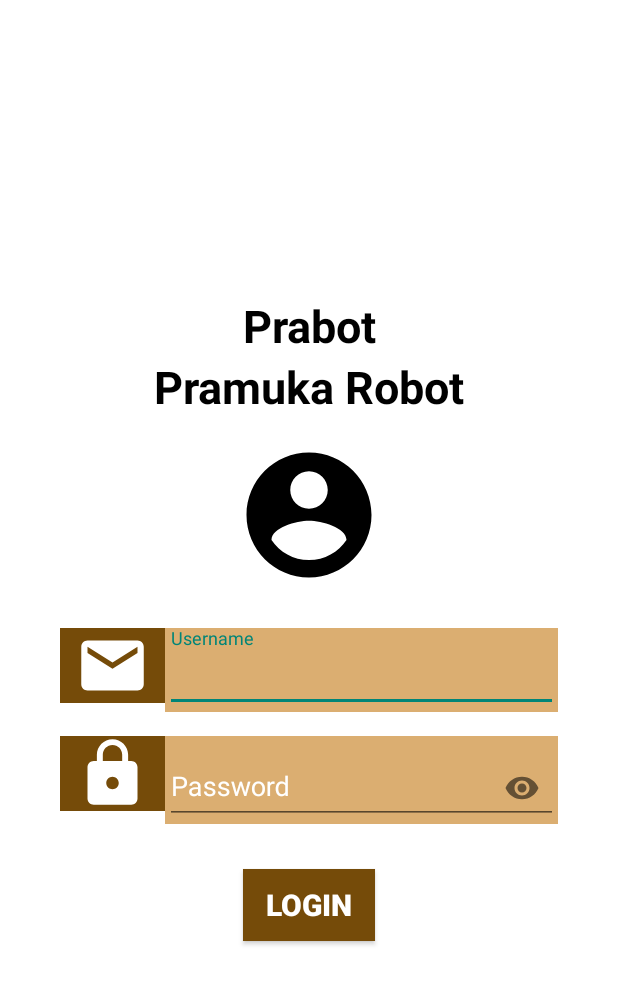
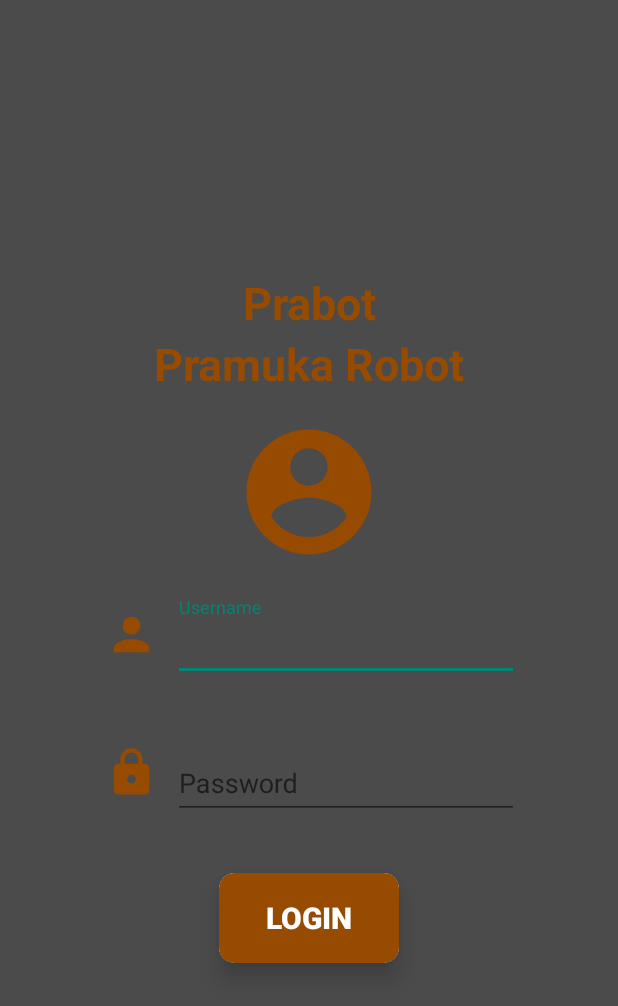
Before and after one commit to iamjue/PraBot, an Android app: the screen it shows after launch (LoginActivity), on a phone screen of 412 x 824 dp. Shown: the top 1006 px of the screen. Run offline under Robolectric (Android 15) with nearby library versions, the phone set to English and light mode, and no system bars; our stand-ins replace Volley.

Commit message:
UI UX By cucu

```diff
--- /dev/null
+++ b/app/src/main/res/drawable/button.xml
@@ -0,0 +1,11 @@
+<?xml version="1.0" encoding="utf-8"?>
+<selector xmlns:android="http://schemas.android.com/apk/res/android">
+    <item>
+        <shape android:shape="rectangle">
+            <solid android:color="#964b00"/>
+            <corners android:radius="10dp" />
+        </shape>
+
+    </item>
+
+</selector>
--- a/app/src/main/res/drawable/ic_account_circle_black_24dp.xml
+++ b/app/src/main/res/drawable/ic_account_circle_black_24dp.xml
@@ -4,6 +4,6 @@
         android:viewportWidth="24.0"
         android:viewportHeight="24.0">
     <path
-        android:fillColor="#FF000000"
+        android:fillColor="#964b00"
         android:pathData="M12,2C6.48,2 2,6.48 2,12s4.48,10 10,10 10,-4.48 10,-10S17.52,2 12,2zM12,5c1.66,0 3,1.34 3,3s-1.34,3 -3,3 -3,-1.34 -3,-3 1.34,-3 3,-3zM12,19.2c-2.5,0 -4.71,-1.28 -6,-3.22 0.03,-1.99 4,-3.08 6,-3.08 1.99,0 5.97,1.09 6,3.08 -1.29,1.94 -3.5,3.22 -6,3.22z"/>
 </vector>
--- /dev/null
+++ b/app/src/main/res/drawable/ic_password.xml
@@ -0,0 +1,10 @@
+<vector xmlns:android="http://schemas.android.com/apk/res/android"
+    android:width="24dp"
+    android:height="24dp"
+    android:viewportWidth="24"
+    android:viewportHeight="24"
+    android:tint="#964b00">
+    <path
+        android:fillColor="#FF000000"
+        android:pathData="M18,8h-1L17,6c0,-2.76 -2.24,-5 -5,-5S7,3.24 7,6v2L6,8c-1.1,0 -2,0.9 -2,2v10c0,1.1 0.9,2 2,2h12c1.1,0 2,-0.9 2,-2L20,10c0,-1.1 -0.9,-2 -2,-2zM12,17c-1.1,0 -2,-0.9 -2,-2s0.9,-2 2,-2 2,0.9 2,2 -0.9,2 -2,2zM15.1,8L8.9,8L8.9,6c0,-1.71 1.39,-3.1 3.1,-3.1 1.71,0 3.1,1.39 3.1,3.1v2z"/>
+</vector>
--- /dev/null
+++ b/app/src/main/res/drawable/ic_username.xml
@@ -0,0 +1,10 @@
+<vector xmlns:android="http://schemas.android.com/apk/res/android"
+    android:width="24dp"
+    android:height="24dp"
+    android:viewportWidth="24"
+    android:viewportHeight="24"
+    android:tint="#964b00">
+    <path
+        android:fillColor="#FF000000"
+        android:pathData="M12,12c2.21,0 4,-1.79 4,-4s-1.79,-4 -4,-4 -4,1.79 -4,4 1.79,4 4,4zM12,14c-2.67,0 -8,1.34 -8,4v2h16v-2c0,-2.66 -5.33,-4 -8,-4z"/>
+</vector>
--- a/app/src/main/res/layout/activity_login.xml
+++ b/app/src/main/res/layout/activity_login.xml
@@ -4,7 +4,7 @@
     xmlns:tools="http://schemas.android.com/tools"
     android:layout_width="match_parent"
     android:layout_height="match_parent"
-    android:background="@color/colorWhite"
+    android:background="@color/colorBG"
     android:gravity="center"
     android:paddingLeft="40dp"
     android:paddingRight="40dp"
@@ -16,7 +16,7 @@
         android:layout_height="wrap_content"
         android:text="@string/prabot"
         android:textAlignment="center"
-        android:textColor="@color/colorBlack"
+        android:textColor="@color/colorcokelat"
         android:textSize="30sp"
         android:textStyle="bold" />
 
@@ -27,7 +27,7 @@
         android:layout_below="@id/tv_login"
         android:text="@string/prabot3"
         android:textAlignment="center"
-        android:textColor="@color/colorBlack"
+        android:textColor="@color/colorcokelat"
         android:textSize="30sp"
         android:textStyle="bold" />
 
@@ -41,86 +41,117 @@
         android:src="@drawable/ic_account_circle_black_24dp" />
 
     <LinearLayout
-        android:id="@+id/linear_layout_username"
+        android:id="@+id/layout_text_username"
+        android:layout_below="@id/img_account"
+        android:weightSum="2"
+        android:orientation="horizontal"
         android:layout_width="match_parent"
         android:layout_height="wrap_content"
-        android:layout_below="@id/img_account"
-        android:layout_marginTop="25dp"
-        android:orientation="horizontal">
-
+        android:layout_marginLeft="30dp"
+        android:layout_marginRight="30dp"
+        android:layout_marginTop="20dp"
+        android:layout_marginBottom="16dp">
         <ImageView
+            android:src="@drawable/ic_username"
+            android:layout_weight="1"
             android:layout_width="70dp"
-            android:layout_height="50dp"
-            android:background="@color/colorBgicon"
-            android:src="@drawable/ic_email_white_24dp" />
-
+            android:layout_height="50dp" />
         <android.support.design.widget.TextInputLayout
             android:layout_width="match_parent"
-            android:layout_height="wrap_content"
-            android:background="@color/colorBguser"
-            android:hint="@string/username"
-            android:textColorHint="@color/colorWhite">
-
+            android:layout_height="wrap_content">
             <EditText
                 android:id="@+id/edt_username"
+                android:hint="Username"
+                android:textColor="@color/colorWhite"
+                android:textColorHint="@color/colorWhite"
+                android:inputType="textPersonName"
+                android:layout_weight="1"
+                android:layout_marginLeft="10dp"
                 android:layout_width="match_parent"
-                android:layout_height="wrap_content"
-                android:layout_marginTop="25dp"
-                android:inputType="textEmailAddress"
-                android:textColor="@color/colorWhite"
-                android:textColorHighlight="@color/colorWhite"
-                android:textColorHint="@color/colorWhite" />
+                android:layout_height="wrap_content"  />
         </android.support.design.widget.TextInputLayout>
     </LinearLayout>
 
     <LinearLayout
-        android:id="@+id/linear_layout_pass"
+        android:id="@+id/layout_password"
+        android:layout_below="@id/layout_text_username"
+        android:weightSum="2"
+        android:orientation="horizontal"
         android:layout_width="match_parent"
         android:layout_height="wrap_content"
-        android:layout_below="@id/linear_layout_username"
-        android:layout_marginTop="16dp">
-
+        android:layout_marginLeft="30dp"
+        android:layout_marginRight="30dp"
+        android:layout_marginTop="20dp"
+        android:layout_marginBottom="16dp">
         <ImageView
+            android:src="@drawable/ic_password"
+            android:layout_weight="1"
             android:layout_width="70dp"
-            android:layout_height="50dp"
-            android:background="@color/colorBgicon"
-            android:src="@drawable/ic_lock_white_24dp" />
-
+            android:layout_height="50dp" />
         <android.support.design.widget.TextInputLayout
             android:layout_width="match_parent"
             android:layout_height="wrap_content"
-            android:background="@color/colorBguser"
-            android:textColorHint="@color/colorWhite"
-            app:passwordToggleEnabled="true">
-
+           >
             <EditText
                 android:id="@+id/edt_password"
+                android:hint="Password"
+                android:textColor="@color/colorWhite"
+                android:textColorHint="@color/colorWhite"
+                android:inputType="textPassword"
+                android:layout_weight="1"
+                android:layout_marginLeft="10dp"
                 android:layout_width="match_parent"
-                android:layout_height="wrap_content"
-                android:hint="@string/pass"
-                android:inputType="textPassword" />
+                android:layout_height="wrap_content" />
         </android.support.design.widget.TextInputLayout>
     </LinearLayout>
 
-    <Button
-        android:id="@+id/btn_login"
+
+    <android.support.v7.widget.CardView
+        android:layout_marginTop="20dp"
         android:layout_width="wrap_content"
+        android:padding="3dp"
+        android:layout_below="@id/layout_password"
         android:layout_height="wrap_content"
-        android:layout_below="@id/linear_layout_pass"
+        app:cardCornerRadius="10dp"
+        app:cardElevation="10dp"
         android:layout_centerHorizontal="true"
-        android:layout_gravity="center"
-        android:layout_marginTop="30dp"
-        android:background="@color/colorBgicon"
-        android:text="@string/login"
-        android:textColor="@color/colorWhite"
-        android:textSize="20sp"
-        android:textStyle="bold" />
+        app:cardPreventCornerOverlap="true"
+        app:cardMaxElevation="10dp">
+        <Button
+            android:id="@+id/btn_login"
+            android:layout_below="@id/layout_password"
+            android:layout_width="120dp"
+            android:layout_height="60dp"
+            android:layout_centerHorizontal="true"
+            android:background="@drawable/button"
+            android:text="@string/login"
+            android:textColor="@color/colorWhite"
+            android:textSize="20sp"
+            android:textStyle="bold" />
+
+
+        >
+
+    </android.support.v7.widget.CardView>
+
+    <!--<Button-->
+    <!--android:id="@+id/btn_login"-->
+    <!--android:layout_below="@id/layout_password"-->
+    <!--android:layout_width="wrap_content"-->
+    <!--android:layout_height="wrap_content"-->
+    <!--android:layout_centerHorizontal="true"-->
+    <!--android:layout_marginTop="30dp"-->
+    <!--android:background="@color/colorAccent"-->
+    <!--android:text="@string/login"-->
+    <!--android:textColor="@color/colorWhite"-->
+    <!--android:textSize="20sp"-->
+    <!--android:textStyle="bold" />-->
 
     <ProgressBar
         android:id="@+id/loading_in"
+        android:layout_marginTop="35dp"
         android:layout_width="match_parent"
         android:layout_height="wrap_content"
         android:layout_centerInParent="true"
-        android:layout_marginTop="35dp"
-        android:visibility="gone" />
+        android:visibility="gone"/>
 </RelativeLayout>
--- a/app/src/main/res/values/colors.xml
+++ b/app/src/main/res/values/colors.xml
@@ -7,8 +7,6 @@
     <color name="colorBrown">#A4BF360C</color>
     <color name="colorBrownDark">#D5BF360C</color>
     <color name="colorBlack">#000000</color>
-    <color name="colorBgLogin">#FF3D00</color>
-    <color name="colorBguser">#DBAE71</color>
-    <color name="colorBgicon">#754B09</color>
-
+    <color name="colorBG">#4b4b4b</color>
+    <color name="colorcokelat">#964b00</color>
 </resources>
```
